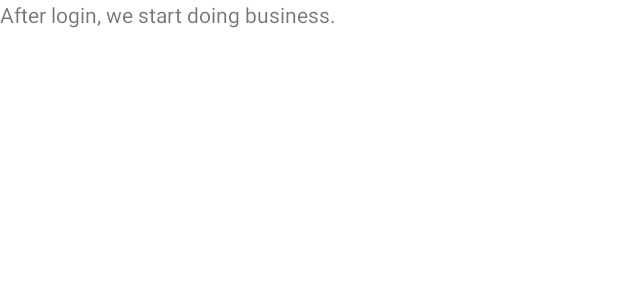
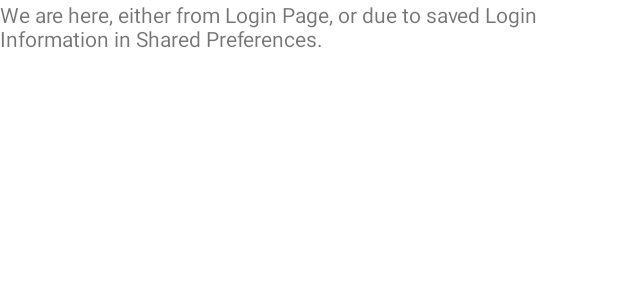
Before and after one commit to hypech/Case10_SharedPreferences_Login, an Android app: the layout activity_business_logic.xml on its own in the app's theme, with its tools: preview values and no code run, on a phone screen of 412 x 824 dp. Shown: the top 300 px of the screen. Run offline under Robolectric (Android 15) with nearby library versions, the phone set to English and light mode, and no system bars.

Commit message:
4.2.1/7.0.2

```diff
--- a/app/src/main/java/com/hypech/case8login_sharedpreferences/Login.java
+++ b/app/src/main/java/com/hypech/case8login_sharedpreferences/Login.java
@@ -49,11 +49,6 @@ public class Login extends AppCompatActivity {
 
         sp     = getSharedPreferences("rememberLogin", MODE_PRIVATE);
         editor = sp.edit();
-
-        if(sp.getBoolean("rememberLogin",false)){
-            Intent intent = new Intent(this, BusinessLogic.class);//Jump to Register Activity
-            startActivity(intent);
-        }
     }
 
     public void clickLogin(View view) {
--- a/app/src/main/res/layout/activity_business_logic.xml
+++ b/app/src/main/res/layout/activity_business_logic.xml
@@ -10,7 +10,7 @@
         android:id="@+id/textView"
         android:layout_width="wrap_content"
         android:layout_height="wrap_content"
-        android:text="After login, we start doing business."
+        android:text="We are here, either from Login Page, or due to saved Login Information in Shared Preferences."
         tools:layout_editor_absoluteX="29dp"
         tools:layout_editor_absoluteY="157dp" />
 </androidx.constraintlayout.widget.ConstraintLayout>
--- a/app/src/main/res/values/strings.xml
+++ b/app/src/main/res/values/strings.xml
@@ -1,5 +1,5 @@
 <resources>
-    <string name="app_name">Case8Login_SharedPreferences</string>
+    <string name="app_name">Case10_SharedPreferences_Login</string>
     <string name="logint">Login</string>
     <string name="etUser_hint">Phone/Email</string>
     <string name="pswHint">Password</string>
```
Also changed, not shown: app/src/main/java/com/hypech/case8login_sharedpreferences/MainActivity.java (+9 -0 lines), gradle/wrapper/gradle-wrapper.properties.
